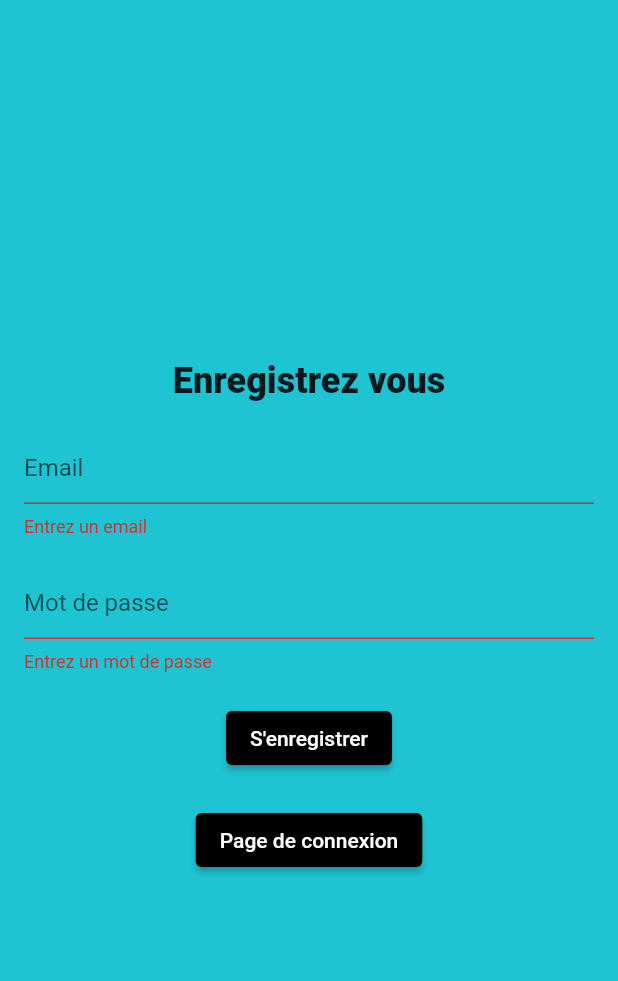
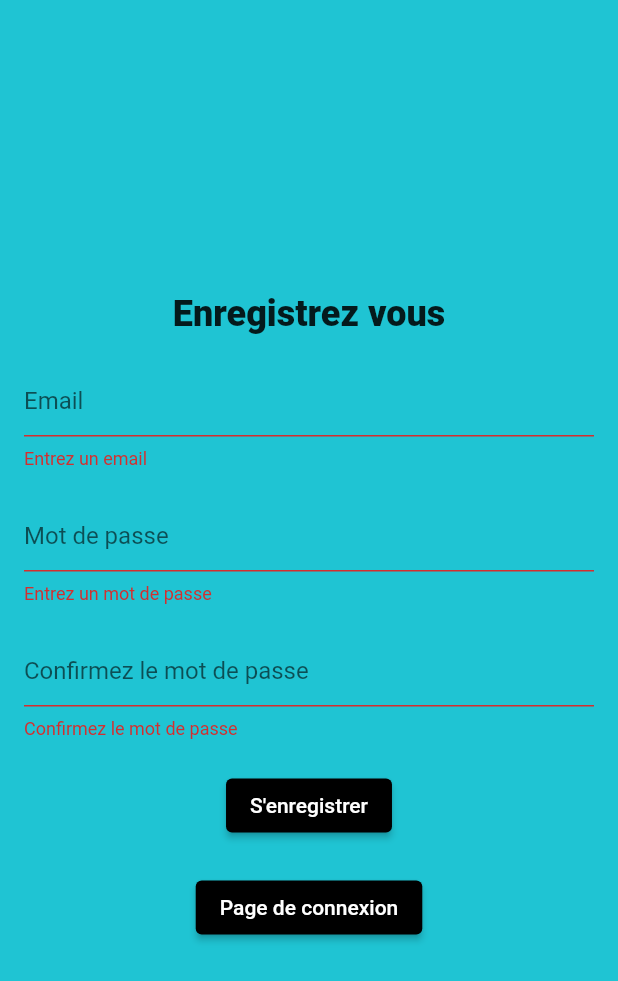
Before and after one commit to Nardaes/MapMemory, a Flutter app: the registerScreen screen opened directly, after a tap on an icon or button, on a phone screen of 412 x 824 dp. Shown: the top 981 px of the screen. Run offline on Flutter 3.47's test engine with Material 2 defaults, Android fonts, the phone set to English and light mode, and no system bars; our stand-ins replace cloud_firestore, firebase_auth, firebase_core, flutter_map, google_fonts, latlong2; accounts and stored records are empty.

```diff
--- a/lib/authentification/login.dart
+++ b/lib/authentification/login.dart
@@ -38,8 +38,7 @@ class loginScreen extends StatefulWidget {
 }
 
 class _loginScreenState extends State<loginScreen> {
-  final bool _isLogin = false;
-  bool _loading = false;
+
   final _formKey = GlobalKey<FormState>();
   final TextEditingController _emailController = TextEditingController();
   final TextEditingController _passwordController = TextEditingController();
@@ -49,12 +48,9 @@ class _loginScreenState extends State<loginScreen> {
     final email = _emailController.value.text;
     final password = _passwordController.value.text;
 
-    setState(() => _loading = true);
 
-    //Check if is login or register
     await Auth().signInWithEmailAndPassword(email, password);
 
-    setState(() => _loading = false);
 
     // ignore: use_build_context_synchronously
     Navigator.push(
--- a/lib/authentification/register.dart
+++ b/lib/authentification/register.dart
@@ -38,33 +38,39 @@ class registerScreen extends StatefulWidget {
 }
 
 class _registerScreenState extends State<registerScreen> {
-  final bool _isLogin = false;
-  bool _loading = false;
   final _formKey = GlobalKey<FormState>();
   final TextEditingController _emailController = TextEditingController();
   final TextEditingController _passwordController = TextEditingController();
+  final TextEditingController _password2Controller = TextEditingController();
+  bool isMessageErreur = false;
+  String messageErreur = "";
+
 
   handleSubmit() async {
     if (!_formKey.currentState!.validate()) return;
     final email = _emailController.value.text;
     final password = _passwordController.value.text;
+    final password2 = _password2Controller.value.text;
 
-    setState(() => _loading = true);
+    if(password == password2){
+      isMessageErreur = false;
+       messageErreur ="";
 
-    //Check if is login or register
-    if (_isLogin) {
-      await Auth().signInWithEmailAndPassword(email, password);
-    } else {
       await Auth().registerWithEmailAndPassword(email, password);
+
+      // ignore: use_build_context_synchronously
+      Navigator.push(
+        context,
+        MaterialPageRoute(builder: (context) => const MyApp()),
+      );
     }
+    else{
+      setState(() {
+        isMessageErreur = true;
+        messageErreur = "Les mot de passes ne correspondent pas";
+      });
 
-    setState(() => _loading = false);
-
-    // ignore: use_build_context_synchronously
-    Navigator.push(
-      context,
-      MaterialPageRoute(builder: (context) => const MyApp()),
-    );
+    }
 
   }
 
@@ -89,6 +95,16 @@ class _registerScreenState extends State<registerScreen> {
                 const SizedBox(
                   height: 20,
                 ),
+
+                Visibility(
+                  visible: isMessageErreur,
+                  child: Text(
+                    messageErreur
+
+                  )
+                ),
+
+
                 TextFormField(
                   //Assign controller
                   controller: _emailController,
@@ -112,6 +128,7 @@ class _registerScreenState extends State<registerScreen> {
                 const SizedBox(
                   height: 20,
                 ),
+
                 TextFormField(
                   //Assign controller
                   controller: _passwordController,
@@ -132,6 +149,33 @@ class _registerScreenState extends State<registerScreen> {
                     ),
                   ),
                 ),
+
+                const SizedBox(
+                  height: 20,
+                ),
+                TextFormField(
+                  //Assign controller
+                  controller: _password2Controller,
+                  obscureText: true,
+                  validator: (value) {
+                    if (value == null || value.isEmpty) {
+                      return 'Confirmez le mot de passe';
+                    }
+                    return null;
+                  },
+                  decoration: const InputDecoration(
+                    hintText: 'Confirmez le mot de passe',
+                    focusedBorder: UnderlineInputBorder(
+                      borderSide: BorderSide(
+                        color: Colors.black,
+                        width: 2,
+                      ),
+                    ),
+                  ),
+                ),
+
+
+
                 const SizedBox(height: 20),
                 ElevatedButton(
                   style: ElevatedButton.styleFrom(
--- a/lib/map.dart
+++ b/lib/map.dart
@@ -6,6 +6,7 @@ import 'package:latlong2/latlong.dart';
 import 'package:http/http.dart' as http;
 import 'package:flutter_application/memory.dart';
 import 'package:flutter_application/modalAdd.dart';
+import 'package:firebase_auth/firebase_auth.dart';
 // firebase import
 // import 'package:firedart/firedart.dart';
 
@@ -111,7 +112,7 @@ class MyAppState extends State<MyApp> {
               TextField(
                 controller: champControlleur,
                 decoration: const InputDecoration(
-                  labelText: 'Recherche d\'adresse',
+                  labelText: 'Recherche et ajoute d\'adresses',
                   filled: true,
                   fillColor: Color.fromARGB(255, 255, 255, 255)
                 ),
@@ -220,7 +221,7 @@ class MyAppState extends State<MyApp> {
                   tooltip: 'Liste des adresses',
                   icon: const Icon(Icons.checklist_rtl),
                   onPressed: () {
-
+                    final User? myUser = FirebaseAuth.instance.currentUser;
                     Navigator.push(
                     context,
                      MaterialPageRoute(builder: (context) => const memory()),
--- a/lib/memory.dart
+++ b/lib/memory.dart
@@ -1,6 +1,7 @@
 import 'package:flutter/material.dart';
 import 'package:cloud_firestore/cloud_firestore.dart';
 import 'package:flutter_application/map.dart';
+import 'package:firebase_auth/firebase_auth.dart';
 
 class memory extends StatefulWidget {
   const memory({super.key});
@@ -10,10 +11,15 @@ class memory extends StatefulWidget {
 
 class  Appmemory extends State<memory> {
 
-  final Stream<QuerySnapshot> adresseCollection = FirebaseFirestore.instance.collection('lesAdresse').snapshots();
+  final User? myUser = FirebaseAuth.instance.currentUser;
+
+
+
+
 
   @override
   Widget build(BuildContext context) {
+    final Stream<QuerySnapshot> adresseCollection = FirebaseFirestore.instance.collection('lesAdresse').where('uidUser', isEqualTo: myUser?.uid  ).snapshots();
     return Scaffold(
       backgroundColor: const Color.fromARGB(255, 156, 210, 215),
       appBar: AppBar(
@@ -23,6 +29,8 @@ class  Appmemory extends State<memory> {
       body: StreamBuilder<QuerySnapshot>(
         stream: adresseCollection,
         builder: (BuildContext context, AsyncSnapshot<QuerySnapshot> snapshot) {
+
+
           if (snapshot.hasError) {
             return const Text('Something went wrong');
           }
--- a/lib/modalAdd.dart
+++ b/lib/modalAdd.dart
@@ -1,6 +1,7 @@
 import 'package:flutter/material.dart';
 import 'package:cloud_firestore/cloud_firestore.dart';
 import 'package:flutter_application/main.dart';
+import 'package:firebase_auth/firebase_auth.dart';
 
 class modalAdd{
 
@@ -23,16 +24,19 @@ class modalAdd{
               },
             ),
             TextButton(
+
               style: TextButton.styleFrom(
                 textStyle: Theme.of(context).textTheme.labelLarge,
               ),
               child: const Text('Valider'),
               onPressed: () {
+                final User? myUser = FirebaseAuth.instance.currentUser;
                 if(theLocToSave != []){
                   FirebaseFirestore.instance.collection('lesAdresse').add({
                     'nomAdresse': theLocToSave[0],
                     'latitude' : theLocToSave[1],
-                    'longitude' : theLocToSave[2]
+                    'longitude' : theLocToSave[2],
+                    'uidUser' : myUser?.uid,
                   });
 
 
```
